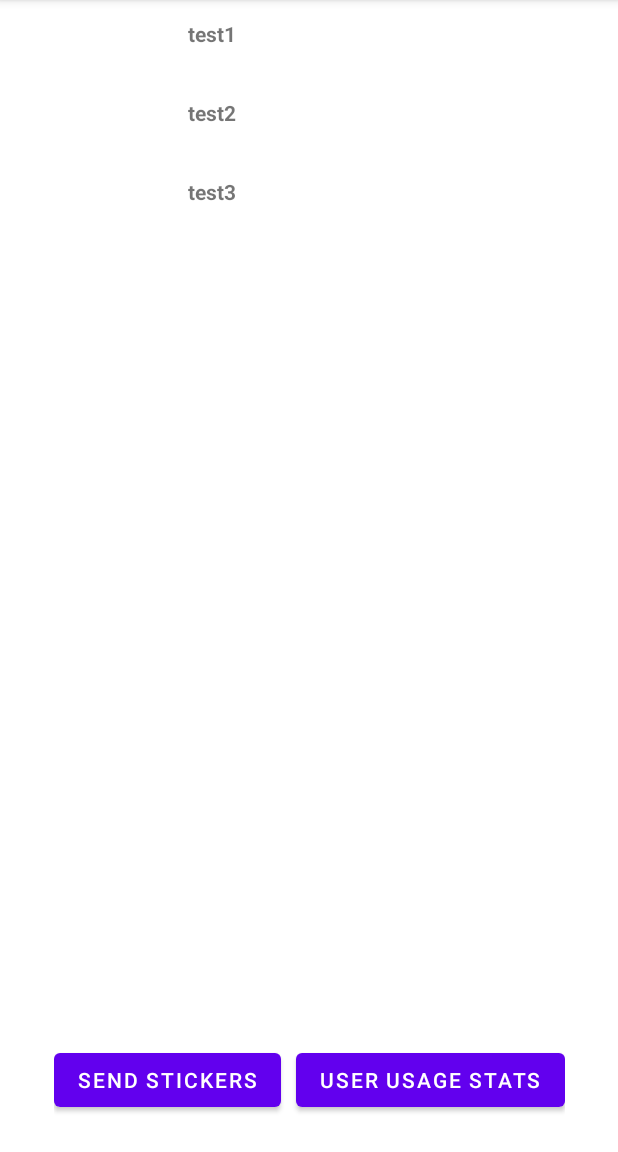
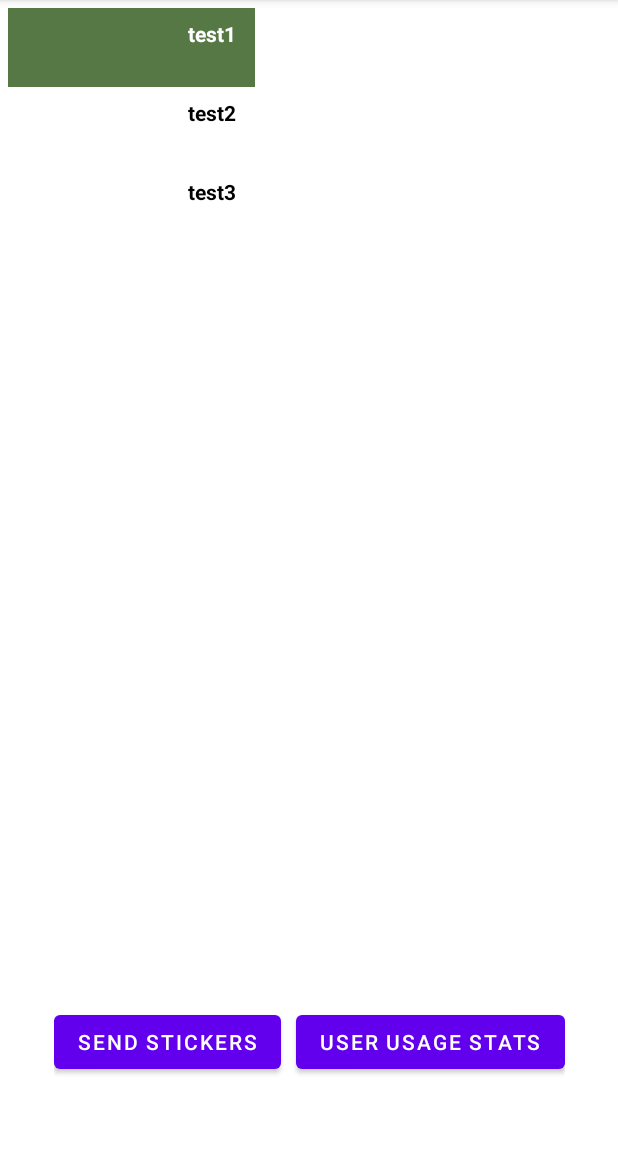
Before and after one commit to icodealittle/NUMASSU22_Assignment8, an Android app: the HomePageActivity screen opened directly, with no data from a screen before it, on a phone screen of 412 x 824 dp, the part 84-1236 px from its top. Run offline under Robolectric (Android 15) with nearby library versions, the phone set to English and light mode, and no system bars.

Commit message:
add user reaction to friend list

```diff
--- a/app/src/main/java/edu/neu/madcourse/numadsu22_a8/friendlist/FriendAdaptor.java
+++ b/app/src/main/java/edu/neu/madcourse/numadsu22_a8/friendlist/FriendAdaptor.java
@@ -1,11 +1,14 @@
 package edu.neu.madcourse.numadsu22_a8.friendlist;
 
+import android.annotation.SuppressLint;
 import android.content.Context;
 import android.content.Intent;
+import android.graphics.Color;
 import android.net.Uri;
 import android.view.LayoutInflater;
 import android.view.View;
 import android.view.ViewGroup;
+import android.widget.LinearLayout;
 
 import androidx.annotation.NonNull;
 import androidx.recyclerview.widget.RecyclerView;
@@ -18,6 +21,7 @@ import edu.neu.madcourse.numadsu22_a8.User;
 public class FriendAdaptor  extends RecyclerView.Adapter<FriendViewHolder> {
     private final List<User> friendList;
     private final Context context;
+    private int row_index;
 
 
     public FriendAdaptor(List<User> friendList, Context context) {
@@ -33,7 +37,7 @@ public class FriendAdaptor  extends RecyclerView.Adapter<FriendViewHolder> {
     }
 
     @Override
-    public void onBindViewHolder(@NonNull FriendViewHolder holder, int position) {
+    public void onBindViewHolder(@NonNull FriendViewHolder holder, @SuppressLint("RecyclerView") int position) {
         holder.bindThisData(friendList.get(position));
 //        holder.username.setOnClickListener(new View.OnClickListener() {
 //            @Override
@@ -41,6 +45,23 @@ public class FriendAdaptor  extends RecyclerView.Adapter<FriendViewHolder> {
 //                // Open a new rv
 //            }
 //        });
+        holder.itemView.setOnClickListener(new View.OnClickListener() {
+            @Override
+            public void onClick(View view) {
+                row_index=position;
+                notifyDataSetChanged();
+            }
+        });
+        if(row_index==position){
+            holder.itemView.setBackgroundColor(Color.parseColor("#567845"));
+            holder.nameTV.setTextColor(Color.parseColor("#ffffff"));
+        }
+        else
+        {
+            holder.itemView.setBackgroundColor(Color.parseColor("#ffffff"));
+            holder.nameTV.setTextColor(Color.parseColor("#000000"));
+        }
+
     }
 
     @Override
--- a/app/src/main/java/edu/neu/madcourse/numadsu22_a8/friendlist/FriendViewHolder.java
+++ b/app/src/main/java/edu/neu/madcourse/numadsu22_a8/friendlist/FriendViewHolder.java
@@ -4,6 +4,7 @@ import android.content.Context;
 import android.content.Intent;
 import android.net.Uri;
 import android.view.View;
+import android.widget.LinearLayout;
 import android.widget.RelativeLayout;
 import android.widget.TextView;
 
@@ -17,11 +18,13 @@ import edu.neu.madcourse.numadsu22_a8.User;
 
 public class FriendViewHolder extends RecyclerView.ViewHolder {
 
+    private LinearLayout oneRow;
     public TextView nameTV;
 
     public FriendViewHolder(@NonNull View itemView) {
         super(itemView);
         this.nameTV = itemView.findViewById(R.id.usernameTV);
+        this.oneRow = (LinearLayout)itemView.findViewById(R.id.friendItemRow);
     }
 
     public void bindThisData(User user) {
--- a/app/src/main/res/layout/friend_item.xml
+++ b/app/src/main/res/layout/friend_item.xml
@@ -1,20 +1,18 @@
 <?xml version="1.0" encoding="utf-8"?>
-<RelativeLayout xmlns:android="http://schemas.android.com/apk/res/android"
+<LinearLayout xmlns:android="http://schemas.android.com/apk/res/android"
     xmlns:app="http://schemas.android.com/apk/res-auto"
-    android:id="@+id/linearLayout2"
+    android:id="@+id/friendItemRow"
     android:layout_width="match_parent"
     android:layout_height="match_parent"
     app:layoutDescription="@xml/friend_item_scene">
 
     <TextView
         android:id="@+id/usernameTV"
-        android:layout_width="117dp"
+        android:layout_width="149dp"
         android:layout_height="45dp"
-        android:layout_alignParentStart="true"
-        android:layout_alignParentEnd="true"
         android:layout_marginStart="120dp"
         android:layout_marginTop="7dp"
         android:layout_marginEnd="174dp"
         android:textStyle="bold" />
 
-</RelativeLayout>
+</LinearLayout>
--- a/app/src/main/res/layout/home_page_activity.xml
+++ b/app/src/main/res/layout/home_page_activity.xml
@@ -8,14 +8,16 @@
 
     <androidx.recyclerview.widget.RecyclerView
         android:id="@+id/recyclerView"
-        android:layout_width="match_parent"
-        android:layout_height="0dp"
+        android:layout_width="175dp"
+        android:layout_height="621dp"
         android:background="@android:color/white"
         android:padding="5dp"
         app:layout_constraintEnd_toEndOf="parent"
         app:layout_constraintHeight_percent=".875"
+        app:layout_constraintHorizontal_bias="0.0"
         app:layout_constraintStart_toStartOf="parent"
-        tools:ignore="MissingConstraints" />
+        tools:ignore="MissingConstraints"
+        tools:layout_editor_absoluteY="1dp" />
 
     <LinearLayout
         android:id="@+id/button_container"
```
